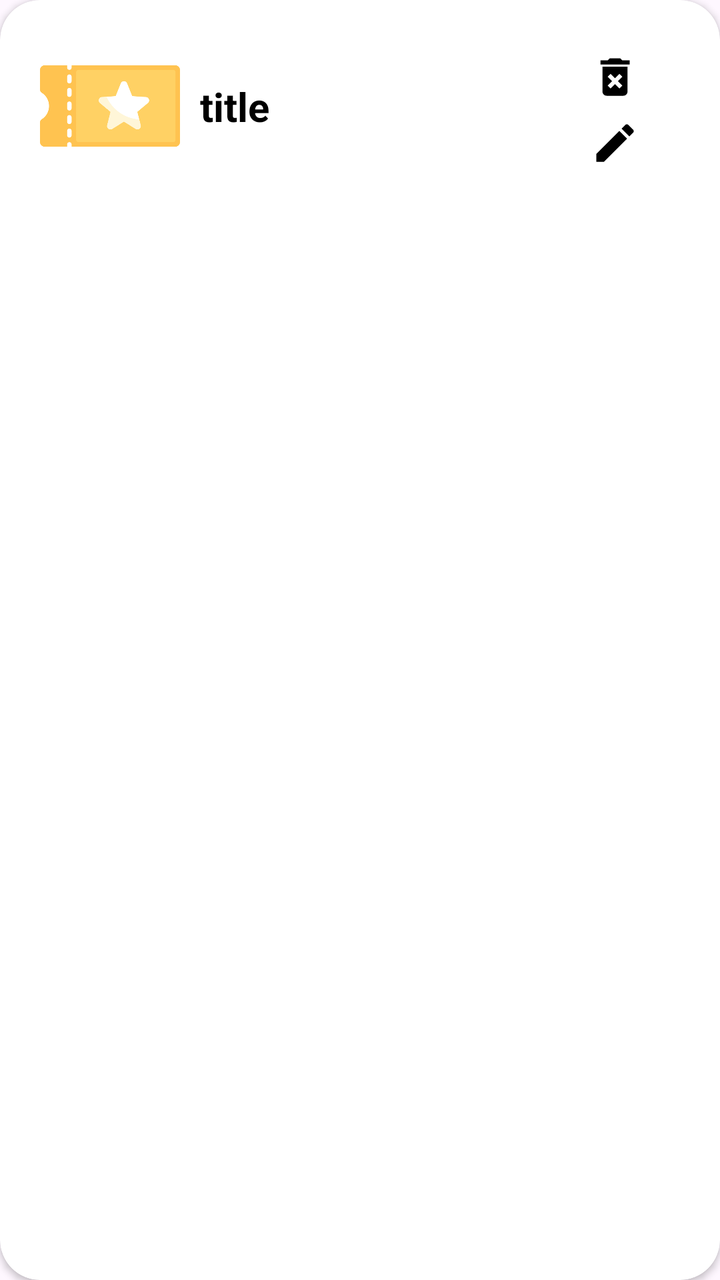
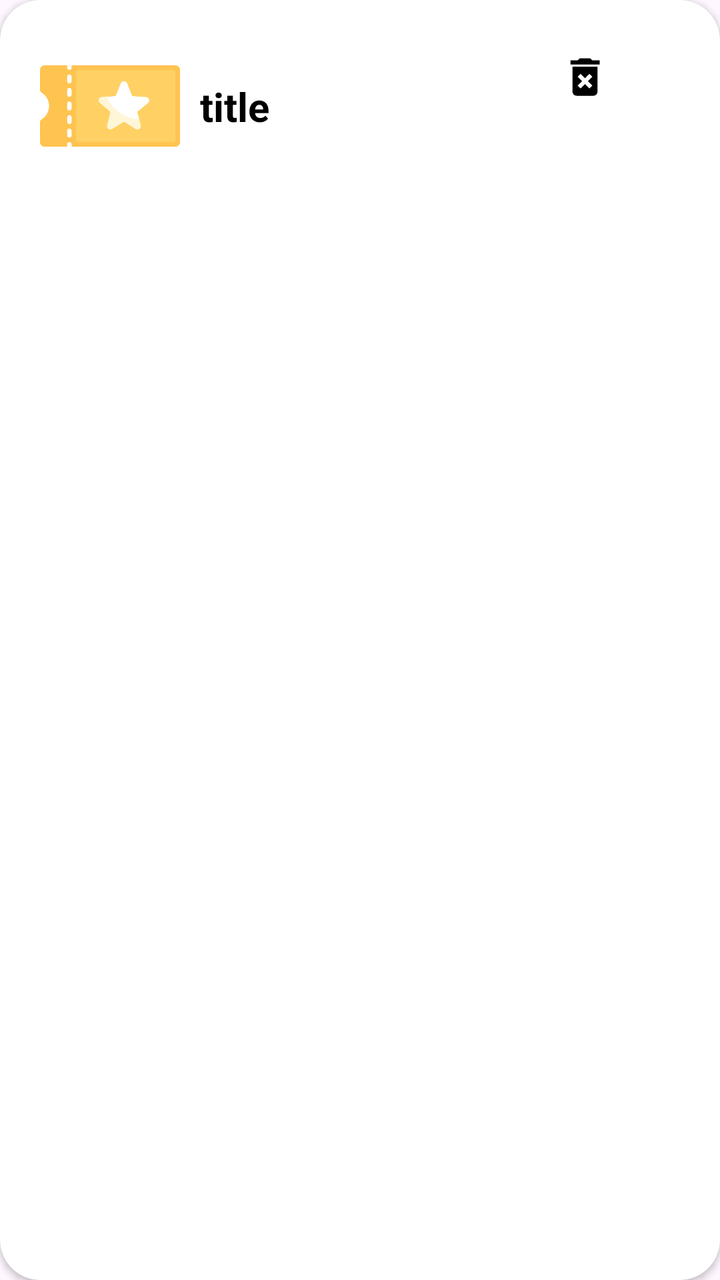

Two renders of the same Android screen: before a commit and after it. Below are the layout's source before the change and the commit's diff.
<!-- AndroidManifest.xml: application theme Theme.EcommerceAdmin -->
<!-- res/layout/discount_item.xml -->
<?xml version="1.0" encoding="utf-8"?>
<androidx.cardview.widget.CardView
    xmlns:android="http://schemas.android.com/apk/res/android"
    xmlns:app="http://schemas.android.com/apk/res-auto"
    xmlns:tools="http://schemas.android.com/tools"
    android:id="@+id/rule_card_view"
    android:layout_width="match_parent"
    android:layout_height="wrap_content"
    android:layout_marginStart="16dp"
    android:layout_marginTop="10dp"
    android:layout_marginEnd="16dp"
    android:layout_marginBottom="10dp"
    android:elevation="20dp"
    app:cardCornerRadius="20dp"
    app:cardElevation="2dp">

    <androidx.constraintlayout.widget.ConstraintLayout
        android:id="@+id/constraint_layout"
        android:layout_width="match_parent"
        android:layout_height="wrap_content"
        android:paddingHorizontal="20dp"
        android:paddingVertical="10dp">


        <ImageView
            android:id="@+id/image"
            android:layout_width="70dp"
            android:layout_height="70dp"
            android:layout_marginTop="8dp"
            android:scaleType="centerCrop"
            android:src="@drawable/pricerule"
            app:layout_constraintStart_toStartOf="parent"
            app:layout_constraintTop_toTopOf="parent" />

        <TextView
            android:id="@+id/title_textview"
            android:layout_width="180dp"
            android:layout_height="wrap_content"
            android:layout_marginStart="10dp"
            android:maxLines="2"
            android:text="title"
            android:textColor="@color/black"
            android:textSize="20sp"
            android:textStyle="bold"
            app:layout_constraintBottom_toBottomOf="@+id/image"
            app:layout_constraintStart_toEndOf="@id/image"
            app:layout_constraintTop_toTopOf="@+id/image" />


        <ImageView
            android:id="@+id/edit_image"
            android:layout_width="25dp"
            android:layout_height="25dp"
            android:layout_marginEnd="5dp"
            android:layout_marginBottom="4dp"
            android:src="@drawable/baseline_edit_24"
            app:layout_constraintBottom_toBottomOf="parent"
            app:layout_constraintEnd_toEndOf="parent"
            app:layout_constraintStart_toEndOf="@+id/title_textview" />


        <ImageView
            android:id="@+id/delete_image"
            android:layout_width="25dp"
            android:layout_height="25dp"
            android:layout_marginTop="16dp"
            android:src="@drawable/delete_forever"
            app:layout_constraintEnd_toEndOf="@+id/edit_image"
            app:layout_constraintStart_toStartOf="@+id/edit_image"
            app:layout_constraintTop_toTopOf="parent" />

    </androidx.constraintlayout.widget.ConstraintLayout>

</androidx.cardview.widget.CardView>
<!-- resources referenced by this layout -->
<resources>
  <color name="black">#FF000000</color>
  <!-- drawable baseline_edit_24 (drawable) -->
  <vector xmlns:android="http://schemas.android.com/apk/res/android" android:height="24dp" android:tint="#000000" android:viewportHeight="24" android:viewportWidth="24" android:width="24dp">
        
      <path android:fillColor="@android:color/white" android:pathData="M3,17.25V21h3.75L17.81,9.94l-3.75,-3.75L3,17.25zM20.71,7.04c0.39,-0.39 0.39,-1.02 0,-1.41l-2.34,-2.34c-0.39,-0.39 -1.02,-0.39 -1.41,0l-1.83,1.83 3.75,3.75 1.83,-1.83z"/>
      
  </vector>
  <!-- drawable delete_forever (drawable) -->
  <vector xmlns:android="http://schemas.android.com/apk/res/android" android:height="24dp" android:tint="#000000" android:viewportHeight="24" android:viewportWidth="24" android:width="24dp">
        
      <path android:fillColor="@android:color/white" android:pathData="M6,19c0,1.1 0.9,2 2,2h8c1.1,0 2,-0.9 2,-2L18,7L6,7v12zM8.46,11.88l1.41,-1.41L12,12.59l2.12,-2.12 1.41,1.41L13.41,14l2.12,2.12 -1.41,1.41L12,15.41l-2.12,2.12 -1.41,-1.41L10.59,14l-2.13,-2.12zM15.5,4l-1,-1h-5l-1,1L5,4v2h14L19,4z"/>
      
  </vector>
  <!-- drawable pricerule: png bitmap (drawable, 10667 bytes) -->
  <style name="Theme.EcommerceAdmin" parent="Base.Theme.EcommerceAdmin" />
  <style name="Base.Theme.EcommerceAdmin" parent="Theme.Material3.DayNight.NoActionBar">
          
          
  
  
          <item name="colorPrimary">@color/blue</item>
          <item name="colorSecondary">@color/light_blue</item>
  
          <item name="colorOnPrimaryContainer">@color/amper</item>
          <item name="colorOnSecondaryContainer">@color/blue</item>
          <item name="colorPrimaryVariant">@color/light_blue</item>
          <item name="colorOnPrimary">@color/black</item>
          <item name="colorSecondaryVariant">@color/blue2</item>
          <item name="colorOnSecondary">@color/light_blue</item>
          <item name="android:statusBarColor">@color/dark_blue</item>
      </style>
  <color name="blue">#021E50</color>
  <color name="light_blue">#536DFE</color>
  <color name="amper">#FEB054</color>
  <color name="blue2">#303F9F</color>
  <color name="dark_blue">#010C17</color>
</resources>

<!-- the commit's change to res/layout/discount_item.xml (unified diff, before → after) -->
@@ -48,25 +48,12 @@
 
 
         <ImageView
-            android:id="@+id/edit_image"
-            android:layout_width="25dp"
-            android:layout_height="25dp"
-            android:layout_marginEnd="5dp"
-            android:layout_marginBottom="4dp"
-            android:src="@drawable/baseline_edit_24"
-            app:layout_constraintBottom_toBottomOf="parent"
-            app:layout_constraintEnd_toEndOf="parent"
-            app:layout_constraintStart_toEndOf="@+id/title_textview" />
-
-
-        <ImageView
             android:id="@+id/delete_image"
             android:layout_width="25dp"
             android:layout_height="25dp"
             android:layout_marginTop="16dp"
             android:src="@drawable/delete_forever"
-            app:layout_constraintEnd_toEndOf="@+id/edit_image"
-            app:layout_constraintStart_toStartOf="@+id/edit_image"
+            app:layout_constraintStart_toEndOf="@+id/title_textview"
             app:layout_constraintTop_toTopOf="parent" />
 
     </androidx.constraintlayout.widget.ConstraintLayout>
<!-- resource entries referenced after the edit -->
@@ -1,12 +1,6 @@
 <!-- resources referenced by this layout -->
 <resources>
   <color name="black">#FF000000</color>
-  <!-- drawable baseline_edit_24 (drawable) -->
-  <vector xmlns:android="http://schemas.android.com/apk/res/android" android:height="24dp" android:tint="#000000" android:viewportHeight="24" android:viewportWidth="24" android:width="24dp">
-        
-      <path android:fillColor="@android:color/white" android:pathData="M3,17.25V21h3.75L17.81,9.94l-3.75,-3.75L3,17.25zM20.71,7.04c0.39,-0.39 0.39,-1.02 0,-1.41l-2.34,-2.34c-0.39,-0.39 -1.02,-0.39 -1.41,0l-1.83,1.83 3.75,3.75 1.83,-1.83z"/>
-      
-  </vector>
   <!-- drawable delete_forever (drawable) -->
   <vector xmlns:android="http://schemas.android.com/apk/res/android" android:height="24dp" android:tint="#000000" android:viewportHeight="24" android:viewportWidth="24" android:width="24dp">
         
